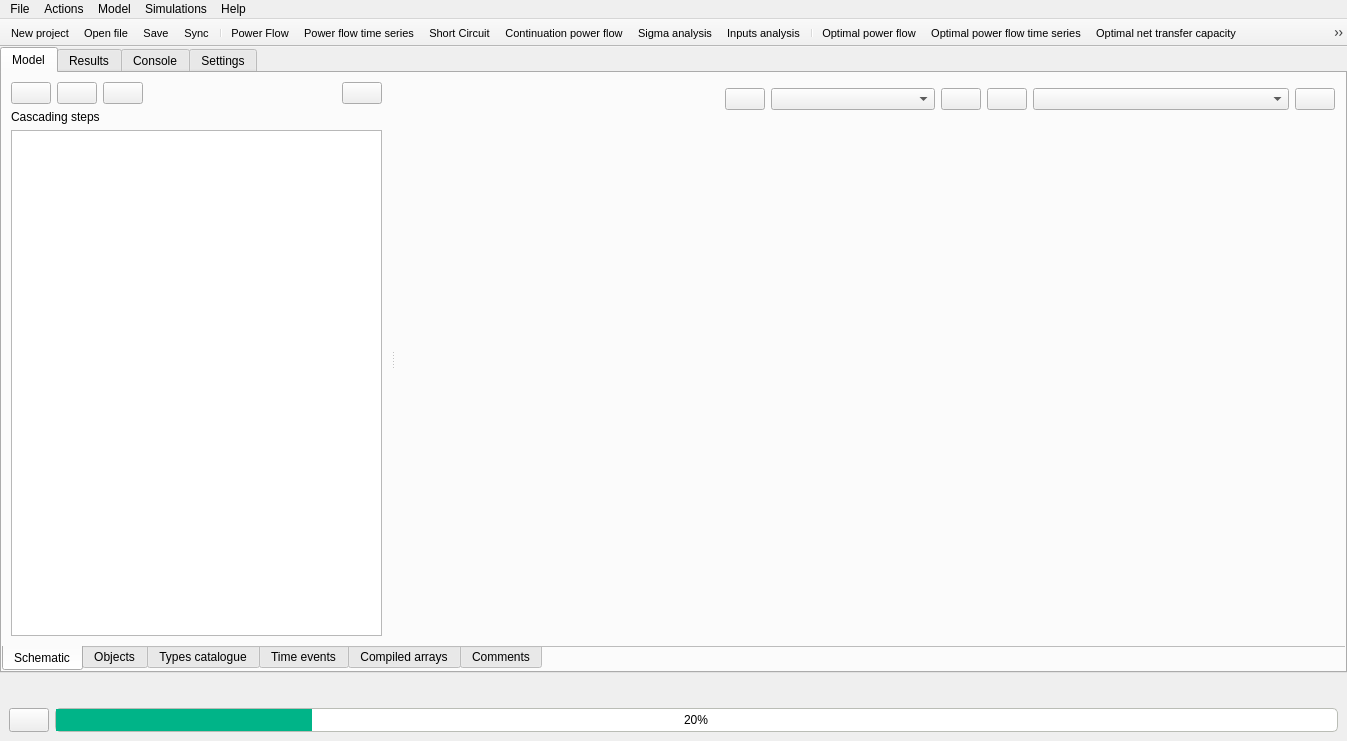
Before: the Qt Designer form src/GridCal/Gui/Main/MainWindow.ui in SanPen/GridCal, drawn with Qt 5.
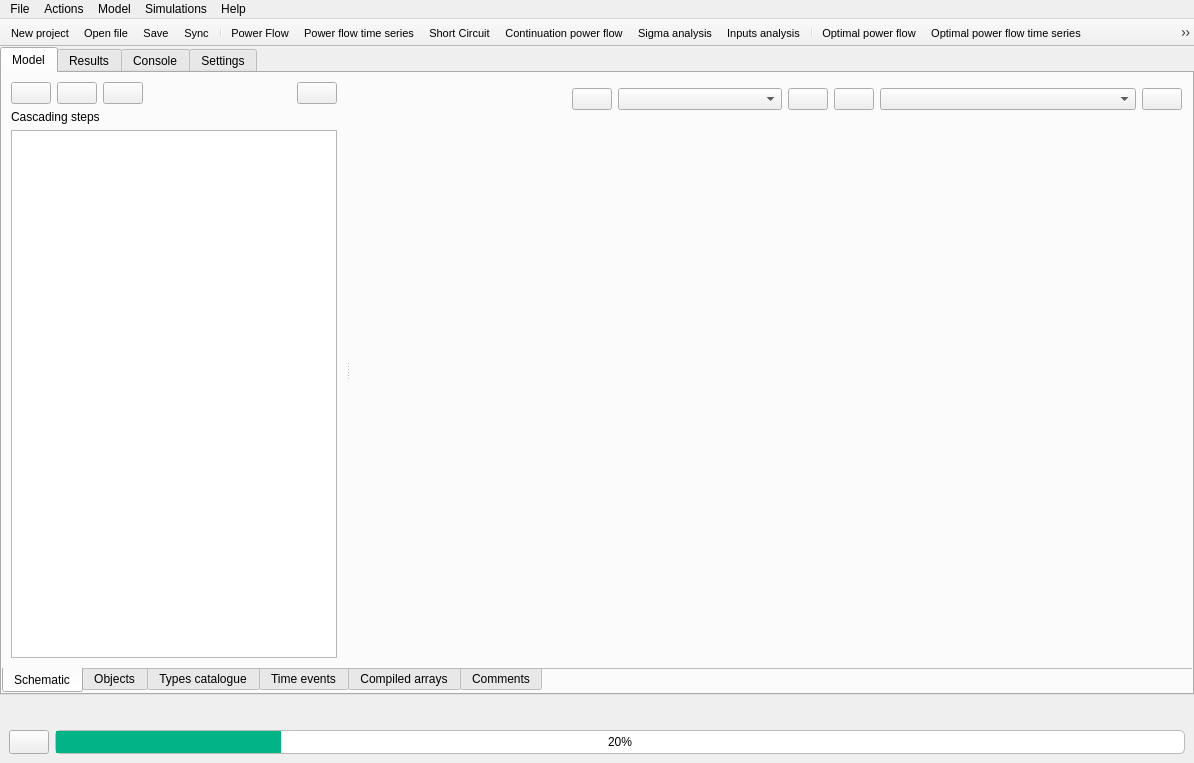
After: the same form once the commit is applied. Icons and pictures are not drawn.

```diff
--- a/src/GridCal/Gui/Main/MainWindow.ui
+++ b/src/GridCal/Gui/Main/MainWindow.ui
@@ -6,8 +6,8 @@
    <rect>
     <x>0</x>
     <y>0</y>
-    <width>1347</width>
-    <height>741</height>
+    <width>1194</width>
+    <height>763</height>
    </rect>
   </property>
   <property name="baseSize">
@@ -7187,7 +7187,7 @@
     <rect>
      <x>0</x>
      <y>0</y>
-     <width>1347</width>
+     <width>1194</width>
      <height>21</height>
     </rect>
    </property>
```
Left out of the diff: 24 changed lines with no effect on the pictures.
